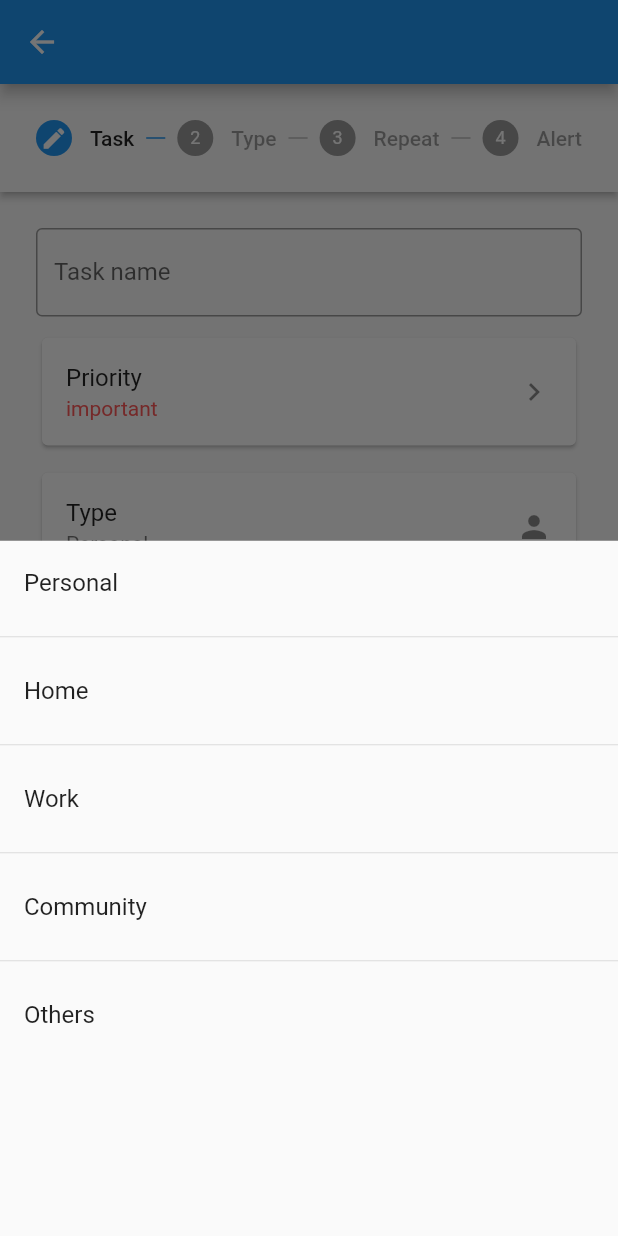
After one commit to Hai4320/worksday_app_flutter, a Flutter app: the AddForm screen opened by its route, after a tap on "Type", on a phone screen of 412 x 824 dp. The commit adds this screen. Run offline on Flutter 3.47's test engine with Material 2 defaults, Android fonts, the phone set to English and light mode, and no system bars; our stand-ins replace sqflite; missing offline and left inert: phlox_animations; accounts and stored records are empty.

Commit message:
steeper and bottom sheet form add

```diff
--- a/lib/main.dart
+++ b/lib/main.dart
@@ -2,6 +2,7 @@ import 'package:flutter/material.dart';
 import 'package:worksday_app/screens/start/start.dart';
 import 'package:worksday_app/themes/color.dart';
 import 'package:worksday_app/screens/app.dart';
+import 'package:worksday_app/screens/form_add.dart';
 void main() {
   runApp(MyApp());
 }
@@ -20,6 +21,7 @@ class MyApp extends StatelessWidget {
       routes: {
         '/': (context) => const Start(),
         '/App': (context) => const AppWithNav(),
+        '/AddTask': (context) => const AddForm(),
       },
       initialRoute: '/',
     );
--- a/lib/screens/add.dart
+++ b/lib/screens/add.dart
@@ -9,10 +9,10 @@ class Add extends StatelessWidget {
   @override
   Widget build(BuildContext context) {
     List<Map> add_list = [
-      {"name": 'Nomal create', "icon": Icons.add, "color":AppColors.safe},
-      {"name": 'Advanced create', "icon": Icons.note_add, "color":AppColors.safe},
-      {"name": 'Voice create', "icon": Icons.mic, "color":AppColors.safe},
-      {"name": 'With media create', "icon": Icons.photo_camera_back, "color":AppColors.safe},
+      {"name": 'Nomal create', "icon": Icons.add, "color":AppColors.safe, "action": "/AddTask"},
+      {"name": 'Advanced create', "icon": Icons.note_add, "color":AppColors.safe,"action":"/AddTask"},
+      {"name": 'Voice create', "icon": Icons.mic, "color":AppColors.safe,"action": "/AddTask"},
+      {"name": 'With media create', "icon": Icons.photo_camera_back, "color": AppColors.safe,"action": "/AddTask"},
     ];
     var xxx = {
       "name": 'Nomal create', "icon": Icons.add, "color":AppColors.safe
@@ -44,11 +44,13 @@ class Add extends StatelessWidget {
                   return Padding(
                     padding: EdgeInsets.only(left: 8.0, right: 8.0),
                     child: Card(
+
                       child: ListTile(
                         iconColor: add_list[idx]["color"],
                         leading: Icon(add_list[idx]["icon"]),
                         title: Text(add_list[idx]["name"]),
-                        trailing: const Icon(Icons.navigate_next)
+                        trailing: const Icon(Icons.navigate_next),
+                        onTap: ()=> Navigator.pushNamed(context, add_list[idx]["action"]),
                       ),
                     ),
                   );
--- a/lib/screens/app.dart
+++ b/lib/screens/app.dart
@@ -1,5 +1,4 @@
 import 'package:flutter/material.dart';
-import 'package:worksday_app/themes/color.dart';
 import 'package:worksday_app/widgets/stateful/navbar.dart';
 import 'package:worksday_app/screens/add.dart';
 import 'package:worksday_app/screens/home.dart';
--- /dev/null
+++ b/lib/screens/form_add.dart
@@ -0,0 +1,172 @@
+import 'package:flutter/material.dart';
+import 'package:worksday_app/themes/color.dart';
+
+class AddForm extends StatefulWidget {
+  const AddForm({ Key? key }) : super(key: key);
+
+  @override
+  _AddFormState createState() => _AddFormState();
+}
+
+class _AddFormState extends State<AddForm> {
+  int stepIndex = 0 ;
+  List alltype = [
+    {"name":"Personal", "icon": Icons.person},
+    {"name":"Home", "icon": Icons.person},
+    {"name":"Work", "icon": Icons.person},
+    {"name":"Community", "icon": Icons.person},
+    {"name":"Others", "icon": Icons.person}
+  ];
+  List allpriority = [
+    {"name": "important", "color": AppColors.important},
+    {"name": "moderate", "color": AppColors.moderate},
+    {"name": "safe", "color": AppColors.safe},
+    {"name": "unimportant", "color": AppColors.gray}
+    ];
+  TextEditingController task_name = TextEditingController();
+  int task_type = 0;
+  int task_priority = 0;
+  List<Step> steps() => [
+    Step(
+      state: stepIndex>0? StepState.complete: stepIndex==0? StepState.editing: StepState.disabled,
+      isActive: stepIndex>=0,
+      title: const Text("Task"),
+      content: Column(
+        children: [
+          TextFormField(
+            controller: task_name,
+            decoration: const InputDecoration(
+              border: OutlineInputBorder(),
+              labelText: "Task name"
+            ),
+            validator: (value){
+              if (value=="") {
+                return "Task name is required";              }
+            },
+          ),
+          const SizedBox(height: 10),
+          Card(
+            child: ListTile(
+              title: const Text("Priority"),
+              trailing: const Icon(Icons.navigate_next),
+              subtitle: Text(
+                allpriority[task_priority]["name"],
+                style: TextStyle(
+                  color: allpriority[task_priority]["color"]
+                ),
+              ),
+              onTap: ()=> _showSelectionPriority()
+            ),
+          ),
+          const SizedBox(height: 10),
+          Card(
+            child: ListTile(
+              title: const Text("Type"),
+              trailing: Icon(alltype[task_type]["icon"]),
+              subtitle: Text(alltype[task_type]["name"]),
+              onTap: ()=> _showSelectionType(),
+            ),
+          )
+        ]
+      )
+    ),
+    Step(
+      state:  stepIndex>1? StepState.complete: stepIndex==1? StepState.editing: StepState.disabled,
+      isActive: stepIndex>=1,
+      title: Text("Type"),
+      content: Center(
+        child: Text("Type"),
+      ),
+    ),
+    Step(
+      state:  stepIndex>2? StepState.complete: stepIndex==2? StepState.editing: StepState.disabled,
+      isActive: stepIndex>=2,
+      title: Text("Repeat"),
+      content: Center(
+        child: Text("Repeat"),
+      ),
+    ),
+     Step(
+      state:  stepIndex>3? StepState.complete: stepIndex==3? StepState.editing: StepState.disabled,
+      isActive: stepIndex>=3,
+      title: Text("Alert"),
+      content: Center(
+        child: Text("Alert"),
+      ),
+    ),
+  ];
+  void _selectPriority(int index){
+    Navigator.pop(context);
+    task_priority = index;
+    setState(() {
+    });
+  }
+  void _selectType(int index){
+    Navigator.pop(context);
+    task_type = index;
+    setState(() {
+    });
+  }
+  void _showSelectionPriority(){
+    showModalBottomSheet(context: context, builder: (context) {
+      return ListView.separated(
+        itemCount: allpriority.length,
+        itemBuilder: (context, index) {
+          return ListTile(
+            title: Text(allpriority[index]["name"]),
+            onTap: ()=> _selectPriority(index)
+          );
+        },
+        separatorBuilder: (context, index) {
+          return const Divider();
+        }
+      );
+    });
+  }
+   void _showSelectionType(){
+    showModalBottomSheet(context: context, builder: (context) {
+      return ListView.separated(
+        itemCount: alltype.length,
+        itemBuilder: (context, index) {
+          return ListTile(
+            title: Text(alltype[index]["name"]),
+            onTap: ()=> _selectType(index)
+          );
+        },
+        separatorBuilder: (context, index) {
+          return const Divider();
+        }
+      );
+    });
+  }
+
+  @override
+  Widget build(BuildContext context) {
+    return Scaffold(
+      appBar: AppBar(),
+      body: Stepper(
+        currentStep: stepIndex,
+        type: StepperType.horizontal,
+        steps: steps(),
+        onStepContinue: (){
+          if (stepIndex<steps().length-1) {
+            print(task_name.text);
+            stepIndex++;
+          }
+          setState(() {});
+        },
+        onStepCancel: (){
+          if (stepIndex>0) {
+            stepIndex--;
+          }
+          setState(() {});
+        },
+        onStepTapped: (value) {
+          stepIndex = value;
+          setState(() {});
+        },
+      ),
+
+    );
+  }
+}
```
